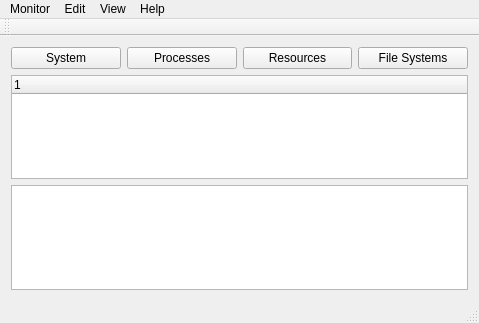
Qt form SystemMonitor/mainwindow.ui (nayak6/System-Monitor) before a commit.
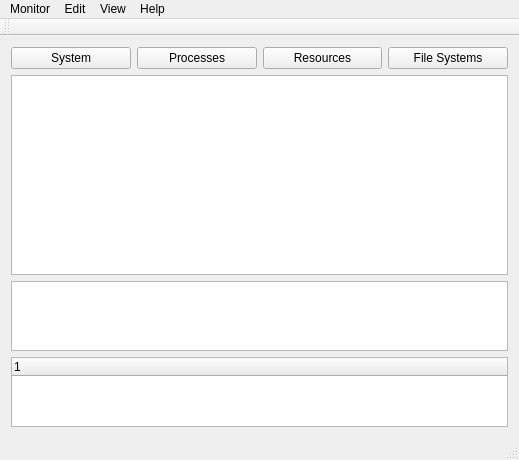
The same form after that commit. Custom widgets are drawn as their Qt base class.

```diff
--- a/SystemMonitor/mainwindow.ui
+++ b/SystemMonitor/mainwindow.ui
@@ -6,8 +6,8 @@
    <rect>
     <x>0</x>
     <y>0</y>
-    <width>479</width>
-    <height>323</height>
+    <width>519</width>
+    <height>330</height>
    </rect>
   </property>
   <property name="windowTitle">
@@ -15,8 +15,21 @@
   </property>
   <widget class="QWidget" name="centralWidget">
    <layout class="QGridLayout" name="gridLayout">
-    <item row="2" column="0" colspan="4">
-     <widget class="QListWidget" name="listWidget"/>
+    <item row="1" column="0" colspan="4">
+     <widget class="QCustomPlot" name="customPlot">
+      <property name="minimumSize">
+       <size>
+        <width>0</width>
+        <height>200</height>
+       </size>
+      </property>
+      <property name="maximumSize">
+       <size>
+        <width>16777215</width>
+        <height>16777215</height>
+       </size>
+      </property>
+     </widget>
     </item>
     <item row="0" column="0">
      <widget class="QPushButton" name="pushButton">
@@ -70,7 +83,7 @@
       </property>
      </widget>
     </item>
-    <item row="1" column="0" colspan="4">
+    <item row="3" column="0" colspan="4">
      <widget class="QTreeWidget" name="treeWidget">
       <column>
        <property name="text">
@@ -79,6 +92,9 @@
       </column>
      </widget>
     </item>
+    <item row="2" column="0" colspan="4">
+     <widget class="QListWidget" name="listWidget"/>
+    </item>
    </layout>
   </widget>
   <widget class="QMenuBar" name="menuBar">
@@ -86,7 +102,7 @@
     <rect>
      <x>0</x>
      <y>0</y>
-     <width>479</width>
+     <width>519</width>
      <height>20</height>
     </rect>
    </property>
@@ -137,6 +153,13 @@
   </action>
  </widget>
  <layoutdefault spacing="6" margin="11"/>
+ <customwidgets>
+  <customwidget>
+   <class>QCustomPlot</class>
+   <extends>QListWidget</extends>
+   <header>qcustomplot.h</header>
+  </customwidget>
+ </customwidgets>
  <resources/>
  <connections/>
 </ui>
```
